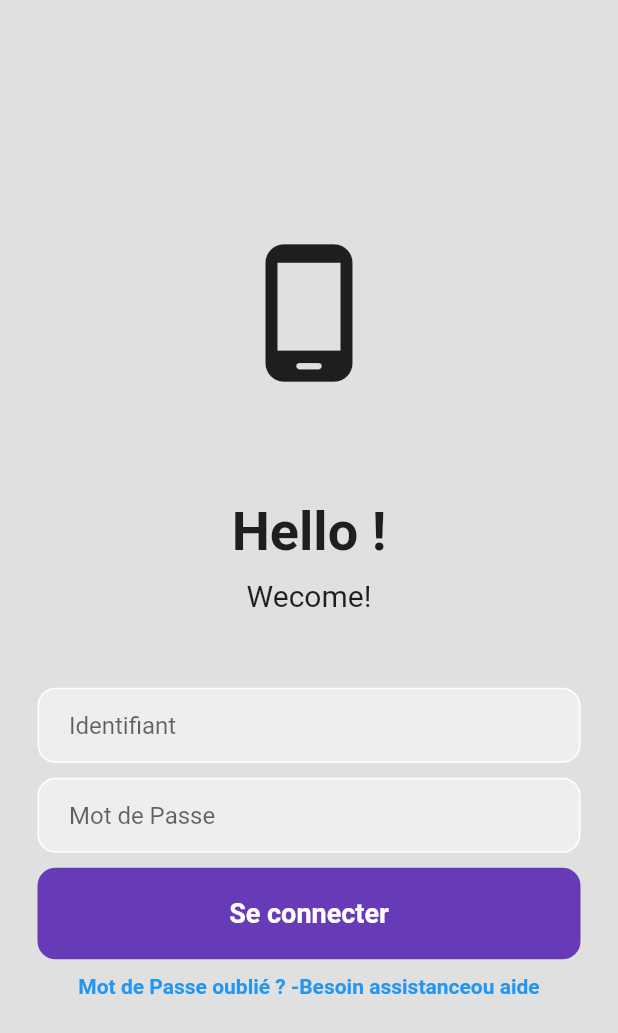
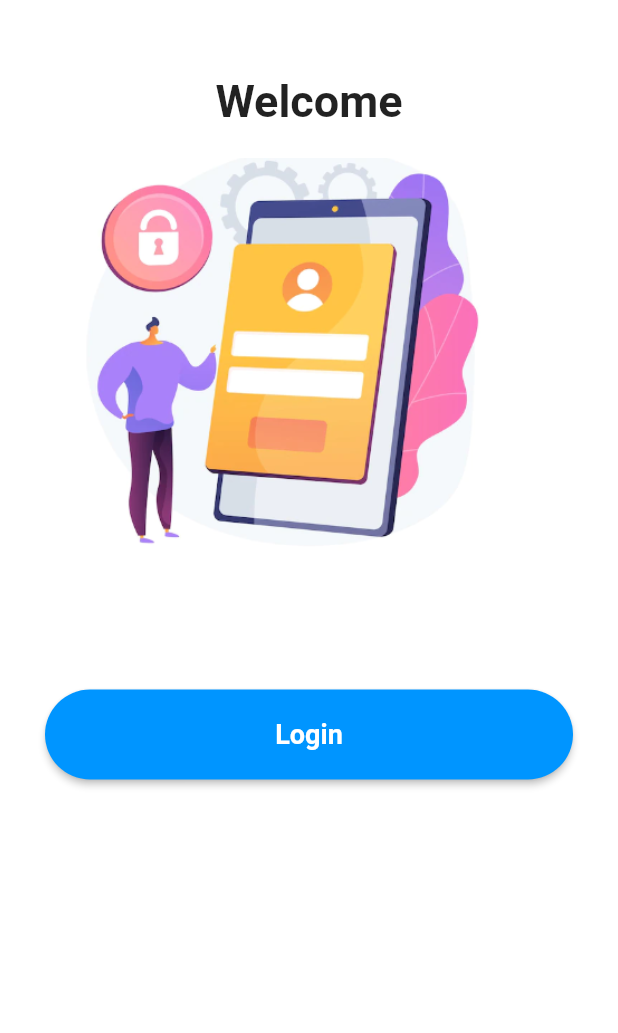
Before and after one commit to AichaVictor/Projet_Dolibarr, a Flutter app: the login_page screen opened directly, on a phone screen of 412 x 824 dp. Shown: the top 1033 px of the screen. Run offline on Flutter 3.47's test engine with Material 2 defaults, Android fonts, the phone set to English and light mode, and no system bars; our stand-ins replace dio.

Commit message:
login_page

```diff
--- a/lib/login_page.dart
+++ b/lib/login_page.dart
@@ -1,138 +1,78 @@
 import 'package:dolibarr/main.dart';
 import 'package:flutter/material.dart';
-
 class login_page extends StatelessWidget  {
   @override
-  Widget build(BuildContext context) {
+  Widget build(BuildContext context){
     return Scaffold(
-      backgroundColor: Colors.grey[300],
+      backgroundColor:Colors.white,
       body: SafeArea(
-        child: Center (
-        child: Column (
-          mainAxisAlignment: MainAxisAlignment.center,
-          children: [
-            const Icon(Icons.phone_android_rounded,
-            size: 100,
+        child: Container(
+          width: double.infinity,
+          height: MediaQuery.of(context).size.height,
+          padding: EdgeInsets.symmetric(horizontal: 30, vertical: 50),
+          child: Column(
+            mainAxisAlignment: MainAxisAlignment.spaceBetween,
+            crossAxisAlignment: CrossAxisAlignment.center,
+            children: <Widget> [
+              Column(
+                children: <Widget> [
+                  Text("Welcome",
+                  style: TextStyle(
+                    fontWeight: FontWeight.bold,
+                    fontSize: 30,
                   ),
-            const SizedBox(height: 75),
+                  ),
+                  SizedBox(
+                    height: 20,
+                  ),
+                  Container(
+                    height: MediaQuery.of(context).size.height / 3,
+                    decoration: BoxDecoration(
+                      image: DecorationImage(
+                        image:AssetImage("assets/login.PNG")
+                        )
+                    ),
+                    ),
+                    Column(
+                      children: <Widget> [
+                        MaterialButton(
+                          minWidth: double.infinity,
+                          height: 60,
+                          onPressed: (){
+                            Navigator.push(context, MaterialPageRoute(builder: (context) => login_page()));
+                        },
 
 
-            // Hello !
-        const Text(
-          'Hello !',
-          style: TextStyle(
-            fontWeight: FontWeight.bold,
-          fontSize: 36,
                         ),
+                        //creating the signup button
+                        SizedBox(height: 20),
+                        MaterialButton(
+                          minWidth: double.infinity,
+                          height: 60,
+                          onPressed: () {
+                            Navigator.push(context,
+                             MaterialPageRoute(builder: (context) => login_page()));
+                          },
+                          color: Color(0xff0095FF),
+                          //shape
+                        shape: RoundedRectangleBorder(
+                         borderRadius: BorderRadius.circular(50),
+
                         ),
-      const SizedBox(height: 10),
-       const  Text(
-           'Wecome!',
-          style: TextStyle(
-          fontSize: 20,
-          ),
-          ),
-        const SizedBox(height: 50),
-
-        // Identifiant textfield
-        Padding(
-          padding: const EdgeInsets.symmetric(horizontal: 25.0),
-          child : Container(
-           decoration: BoxDecoration(
-            color: Colors.grey[200],
-            border:Border.all(color: Colors.white),
-            borderRadius: BorderRadius.circular(12),
-          ),
-          child: const Padding (
-            padding:  EdgeInsets.only(left: 20.0),
-            child: TextField(
-           decoration: InputDecoration(
-            border: InputBorder.none,
-            hintText: 'Identifiant',
-        ),
-        ),
-        ),
-        ),
-        ),
-        const SizedBox(height: 10),
-
-
-        // Mot de Passe textfield
-          Padding(
-          padding: const EdgeInsets.symmetric(horizontal: 25.0),
-          child : Container(
-           decoration: BoxDecoration(
-            color: Colors.grey[200],
-            border:Border.all(color: Colors.white),
-            borderRadius: BorderRadius.circular(12),
-          ),
-          child: const Padding (
-            padding: EdgeInsets.only(left: 20.0),
-            child: TextField(
-              obscureText: true,
-           decoration: InputDecoration(
-            border: InputBorder.none,
-            hintText: 'Mot de Passe',
-        ),
-        ),
-        ),
-        ),
-        ),
-       const  SizedBox(height: 10),
-
-
-        // Se connecter
-        Padding(
-          padding: const EdgeInsets.symmetric(horizontal: 25.0),
-          child: Container(
-            padding:const EdgeInsets.all(20),
-            decoration: BoxDecoration(
-              color: Colors.deepPurple,
-              borderRadius: BorderRadius.circular(12),
-              ),
-            child: Center(
-              child: Text(
-                'Se connecter',
+                        child: Text("Login",
                         style: TextStyle(
                           color: Colors.white,
-                  fontWeight: FontWeight.bold,
-                  fontSize: 18,
-                  ),
-                ),
-        ),
-        ),
-        ),
-        SizedBox(height: 10),
-
-        // Mot de Passe oublié ? -Besoin d'assistance ou aide ?
-        Row(
-          mainAxisAlignment: MainAxisAlignment.center,
-          children: [
-           Text('Mot de Passe oublié ? ',
-           style: TextStyle(
-            color: Colors.blue,
-            fontWeight: FontWeight.bold,
-           ),
-           ),
-           Text(
-            '-Besoin assistance',
-           style: TextStyle(
-            color: Colors.blue,
-            fontWeight: FontWeight.bold,
-           ),
-           ),
-           Text('ou aide',
-           style: TextStyle(
-            color: Colors.blue,
-            fontWeight: FontWeight.bold,
-           ),
+                          fontWeight: FontWeight.w600,
+                          fontSize: 18
+                        ),),
+                )
+                      ]
                     ),
                 ],
+
               ),
             ],
-      ),
-    ),
-    ),
-    );
+
+      ))));
   }
 }
```
Also changed, not shown: pubspec.yaml (+10 -7 lines), assets/login.PNG (added), assets/login1.PNG (added), pubspec.lock, 1 other file. Lines whose indentation alone changed are shown as unchanged.
